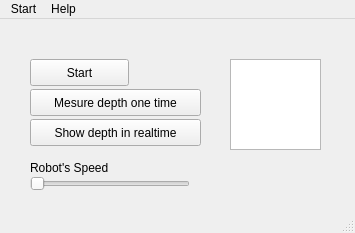
First picture: the form in mainwindow.ui, repository ema-siema/inzynierka, before the edit.
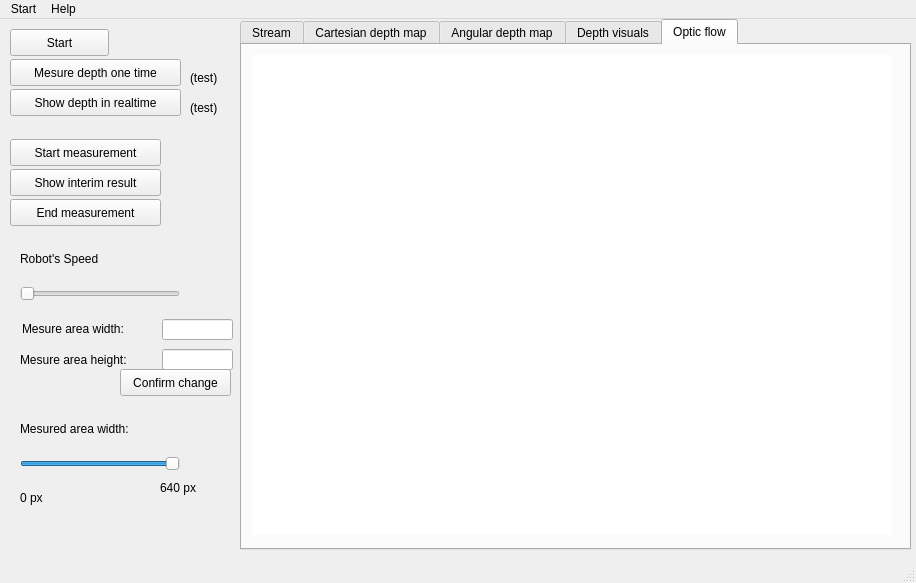
Second picture: the form after the edit.

Patch:
```diff
--- a/mainwindow.ui
+++ b/mainwindow.ui
@@ -6,8 +6,8 @@
    <rect>
     <x>0</x>
     <y>0</y>
-    <width>355</width>
-    <height>233</height>
+    <width>916</width>
+    <height>583</height>
    </rect>
   </property>
   <property name="windowTitle">
@@ -17,8 +17,8 @@
    <widget class="QPushButton" name="pushButton">
     <property name="geometry">
      <rect>
-      <x>30</x>
-      <y>40</y>
+      <x>10</x>
+      <y>10</y>
       <width>99</width>
       <height>27</height>
      </rect>
@@ -30,8 +30,8 @@
    <widget class="QPushButton" name="pushButton_2">
     <property name="geometry">
      <rect>
-      <x>30</x>
-      <y>70</y>
+      <x>10</x>
+      <y>40</y>
       <width>171</width>
       <height>27</height>
      </rect>
@@ -43,8 +43,8 @@
    <widget class="QPushButton" name="pushButton_3">
     <property name="geometry">
      <rect>
-      <x>30</x>
-      <y>100</y>
+      <x>10</x>
+      <y>70</y>
       <width>171</width>
       <height>27</height>
      </rect>
@@ -56,8 +56,8 @@
    <widget class="QSlider" name="horizontalSlider">
     <property name="geometry">
      <rect>
-      <x>30</x>
-      <y>150</y>
+      <x>20</x>
+      <y>260</y>
       <width>160</width>
       <height>29</height>
      </rect>
@@ -75,24 +75,317 @@
    <widget class="QLabel" name="label">
     <property name="geometry">
      <rect>
-      <x>30</x>
-      <y>140</y>
+      <x>20</x>
+      <y>230</y>
       <width>101</width>
-      <height>17</height>
+      <height>20</height>
      </rect>
     </property>
     <property name="text">
      <string>Robot's Speed</string>
     </property>
    </widget>
-   <widget class="QGraphicsView" name="graphicsView">
+   <widget class="QPushButton" name="pushButton_4">
     <property name="geometry">
      <rect>
-      <x>230</x>
-      <y>40</y>
-      <width>91</width>
-      <height>91</height>
+      <x>10</x>
+      <y>180</y>
+      <width>151</width>
+      <height>27</height>
      </rect>
+    </property>
+    <property name="text">
+     <string>End measurement</string>
+    </property>
+   </widget>
+   <widget class="QPushButton" name="pushButton_5">
+    <property name="geometry">
+     <rect>
+      <x>10</x>
+      <y>120</y>
+      <width>151</width>
+      <height>27</height>
+     </rect>
+    </property>
+    <property name="text">
+     <string>Start measurement</string>
+    </property>
+   </widget>
+   <widget class="QPushButton" name="pushButton_6">
+    <property name="geometry">
+     <rect>
+      <x>10</x>
+      <y>150</y>
+      <width>151</width>
+      <height>27</height>
+     </rect>
+    </property>
+    <property name="text">
+     <string>Show interim result</string>
+    </property>
+   </widget>
+   <widget class="QLineEdit" name="lineEdit">
+    <property name="geometry">
+     <rect>
+      <x>162</x>
+      <y>300</y>
+      <width>71</width>
+      <height>21</height>
+     </rect>
+    </property>
+   </widget>
+   <widget class="QLabel" name="label_2">
+    <property name="geometry">
+     <rect>
+      <x>22</x>
+      <y>300</y>
+      <width>131</width>
+      <height>20</height>
+     </rect>
+    </property>
+    <property name="text">
+     <string>Mesure area width:</string>
+    </property>
+   </widget>
+   <widget class="QLabel" name="label_3">
+    <property name="geometry">
+     <rect>
+      <x>20</x>
+      <y>330</y>
+      <width>141</width>
+      <height>21</height>
+     </rect>
+    </property>
+    <property name="text">
+     <string>Mesure area height:</string>
+    </property>
+   </widget>
+   <widget class="QLineEdit" name="lineEdit_2">
+    <property name="geometry">
+     <rect>
+      <x>162</x>
+      <y>330</y>
+      <width>71</width>
+      <height>21</height>
+     </rect>
+    </property>
+   </widget>
+   <widget class="QPushButton" name="pushButton_7">
+    <property name="geometry">
+     <rect>
+      <x>120</x>
+      <y>350</y>
+      <width>111</width>
+      <height>27</height>
+     </rect>
+    </property>
+    <property name="text">
+     <string>Confirm change</string>
+    </property>
+   </widget>
+   <widget class="QTabWidget" name="tabWidget">
+    <property name="geometry">
+     <rect>
+      <x>240</x>
+      <y>0</y>
+      <width>671</width>
+      <height>531</height>
+     </rect>
+    </property>
+    <property name="currentIndex">
+     <number>4</number>
+    </property>
+    <widget class="QWidget" name="tab_4">
+     <attribute name="title">
+      <string>Stream</string>
+     </attribute>
+     <widget class="QLabel" name="label_7">
+      <property name="geometry">
+       <rect>
+        <x>10</x>
+        <y>10</y>
+        <width>640</width>
+        <height>480</height>
+       </rect>
+      </property>
+      <property name="styleSheet">
+       <string notr="true">background-color: rgb(255, 255, 255);</string>
+      </property>
+      <property name="text">
+       <string/>
+      </property>
+     </widget>
+    </widget>
+    <widget class="QWidget" name="tab">
+     <attribute name="title">
+      <string>Cartesian depth map</string>
+     </attribute>
+     <widget class="QLabel" name="label_4">
+      <property name="geometry">
+       <rect>
+        <x>10</x>
+        <y>10</y>
+        <width>640</width>
+        <height>480</height>
+       </rect>
+      </property>
+      <property name="styleSheet">
+       <string notr="true">background-color: rgb(255, 255, 255);</string>
+      </property>
+      <property name="text">
+       <string/>
+      </property>
+     </widget>
+    </widget>
+    <widget class="QWidget" name="tab_5">
+     <attribute name="title">
+      <string>Angular depth map</string>
+     </attribute>
+     <widget class="QLabel" name="label_9">
+      <property name="geometry">
+       <rect>
+        <x>10</x>
+        <y>10</y>
+        <width>640</width>
+        <height>480</height>
+       </rect>
+      </property>
+      <property name="styleSheet">
+       <string notr="true">background-color: rgb(255, 255, 255);</string>
+      </property>
+      <property name="text">
+       <string/>
+      </property>
+     </widget>
+    </widget>
+    <widget class="QWidget" name="tab_2">
+     <attribute name="title">
+      <string>Depth visuals</string>
+     </attribute>
+     <widget class="QLabel" name="label_5">
+      <property name="geometry">
+       <rect>
+        <x>10</x>
+        <y>10</y>
+        <width>640</width>
+        <height>480</height>
+       </rect>
+      </property>
+      <property name="styleSheet">
+       <string notr="true">background-color: rgb(255, 255, 255);</string>
+      </property>
+      <property name="text">
+       <string/>
+      </property>
+     </widget>
+    </widget>
+    <widget class="QWidget" name="tab_3">
+     <attribute name="title">
+      <string>Optic flow</string>
+     </attribute>
+     <widget class="QLabel" name="label_6">
+      <property name="geometry">
+       <rect>
+        <x>10</x>
+        <y>10</y>
+        <width>640</width>
+        <height>480</height>
+       </rect>
+      </property>
+      <property name="styleSheet">
+       <string notr="true">background-color: rgb(255, 255, 255);</string>
+      </property>
+      <property name="text">
+       <string/>
+      </property>
+     </widget>
+    </widget>
+   </widget>
+   <widget class="QLabel" name="label_8">
+    <property name="geometry">
+     <rect>
+      <x>190</x>
+      <y>50</y>
+      <width>41</width>
+      <height>17</height>
+     </rect>
+    </property>
+    <property name="text">
+     <string>(test)</string>
+    </property>
+   </widget>
+   <widget class="QLabel" name="label_10">
+    <property name="geometry">
+     <rect>
+      <x>190</x>
+      <y>80</y>
+      <width>41</width>
+      <height>17</height>
+     </rect>
+    </property>
+    <property name="text">
+     <string>(test)</string>
+    </property>
+   </widget>
+   <widget class="QLabel" name="label_11">
+    <property name="geometry">
+     <rect>
+      <x>20</x>
+      <y>400</y>
+      <width>141</width>
+      <height>20</height>
+     </rect>
+    </property>
+    <property name="text">
+     <string>Mesured area width:</string>
+    </property>
+   </widget>
+   <widget class="QSlider" name="mesuredWidthSlider">
+    <property name="geometry">
+     <rect>
+      <x>20</x>
+      <y>430</y>
+      <width>160</width>
+      <height>29</height>
+     </rect>
+    </property>
+    <property name="maximum">
+     <number>640</number>
+    </property>
+    <property name="pageStep">
+     <number>40</number>
+    </property>
+    <property name="sliderPosition">
+     <number>640</number>
+    </property>
+    <property name="orientation">
+     <enum>Qt::Horizontal</enum>
+    </property>
+   </widget>
+   <widget class="QLabel" name="label_12">
+    <property name="geometry">
+     <rect>
+      <x>160</x>
+      <y>460</y>
+      <width>51</width>
+      <height>17</height>
+     </rect>
+    </property>
+    <property name="text">
+     <string>640 px</string>
+    </property>
+   </widget>
+   <widget class="QLabel" name="label_13">
+    <property name="geometry">
+     <rect>
+      <x>20</x>
+      <y>470</y>
+      <width>31</width>
+      <height>17</height>
+     </rect>
+    </property>
+    <property name="text">
+     <string>0 px</string>
     </property>
    </widget>
   </widget>
@@ -101,7 +394,7 @@
     <rect>
      <x>0</x>
      <y>0</y>
-     <width>355</width>
+     <width>916</width>
      <height>25</height>
     </rect>
    </property>
```
